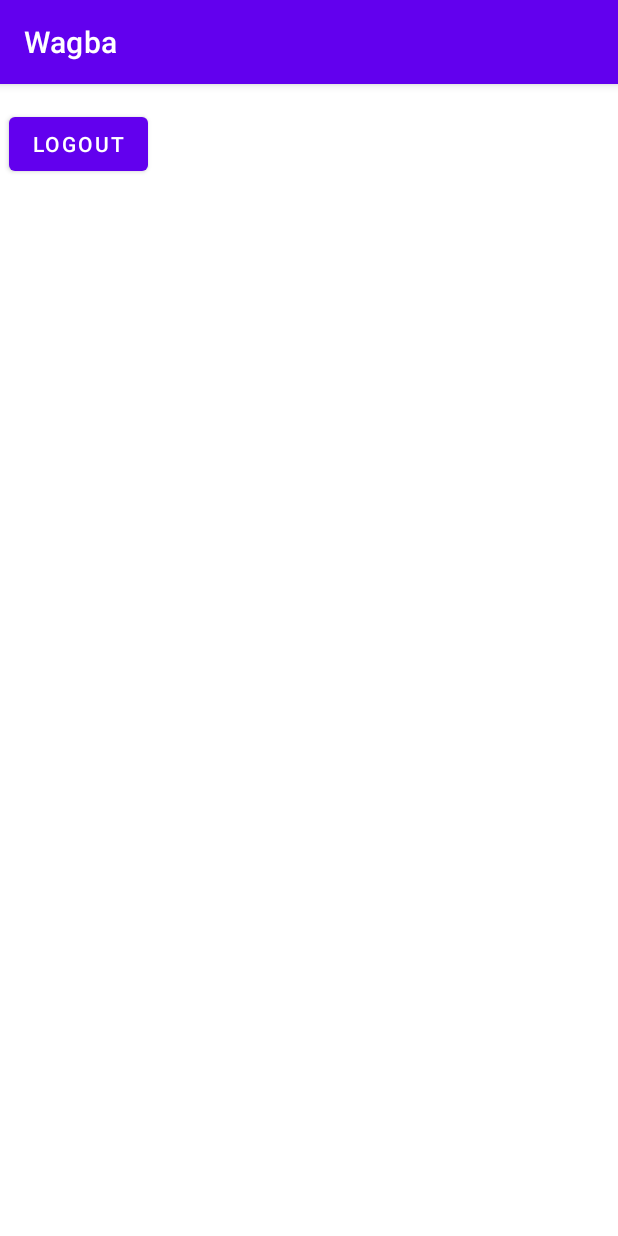
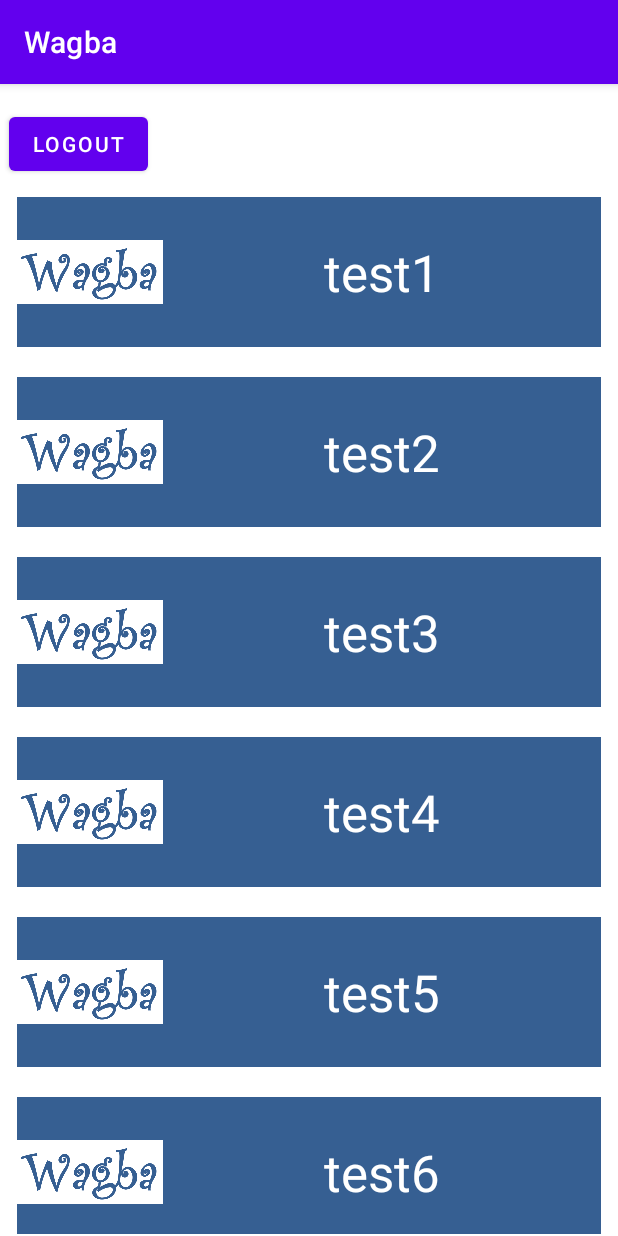
Before and after one commit to RemonEmad93/Wagba, an Android app: the screen it shows after launch once a user with an empty profile is signed in (MainActivity), on a phone screen of 412 x 824 dp. Run offline under Robolectric (Android 15) with nearby library versions, the phone set to English and light mode, and no system bars; our stand-ins replace Firebase (no records; nobody signed in at launch, a user with empty details on screens opened directly).

Commit message:
add recyclerview to MainActivity (no MVVM, no firebase)

```diff
--- /dev/null
+++ b/app/src/main/java/com/example/wagba/Restaurant.java
@@ -0,0 +1,28 @@
+package com.example.wagba;
+
+public class Restaurant {
+
+    String restaurantName;
+    int restaurantImage;
+
+    public Restaurant(String restaurantName, int restaurantImage) {
+        this.restaurantName = restaurantName;
+        this.restaurantImage = restaurantImage;
+    }
+
+    public void setRestaurantName(String restaurantName) {
+        this.restaurantName = restaurantName;
+    }
+
+    public void setRestaurantImage(int restaurantImage) {
+        this.restaurantImage = restaurantImage;
+    }
+
+    public String getRestaurantName() {
+        return restaurantName;
+    }
+
+    public int getRestaurantImage() {
+        return restaurantImage;
+    }
+}
--- /dev/null
+++ b/app/src/main/java/com/example/wagba/RestaurantAdapter.java
@@ -0,0 +1,59 @@
+package com.example.wagba;
+
+import android.content.Context;
+import android.view.LayoutInflater;
+import android.view.View;
+import android.view.ViewGroup;
+import android.widget.ImageView;
+import android.widget.TextView;
+
+import androidx.annotation.NonNull;
+import androidx.recyclerview.widget.RecyclerView;
+
+import java.util.ArrayList;
+
+public class RestaurantAdapter extends RecyclerView.Adapter<RestaurantAdapter.RestaurantViewHolder> {
+
+    Context context;
+    ArrayList<Restaurant> restaurantArrayList;
+
+    public RestaurantAdapter(Context context, ArrayList<Restaurant> restaurantArrayList) {
+        this.context = context;
+        this.restaurantArrayList = restaurantArrayList;
+    }
+
+    @NonNull
+    @Override
+    public RestaurantViewHolder onCreateViewHolder(@NonNull ViewGroup parent, int viewType) {
+
+        View view= LayoutInflater.from(context).inflate(R.layout.restaurant_item,parent,false);
+
+        return new RestaurantViewHolder(view);
+    }
+
+    @Override
+    public void onBindViewHolder(@NonNull RestaurantViewHolder holder, int position) {
+        Restaurant restaurant=restaurantArrayList.get(position);
+        holder.resName.setText(restaurant.getRestaurantName());
+        holder.resImage.setImageResource(restaurant.getRestaurantImage());
+    }
+
+    @Override
+    public int getItemCount() {
+        return restaurantArrayList.size();
+    }
+
+    public static class RestaurantViewHolder extends RecyclerView.ViewHolder{
+
+        TextView resName;
+        ImageView resImage;
+
+        public RestaurantViewHolder(@NonNull View itemView) {
+            super(itemView);
+
+            resName= itemView.findViewById(R.id.restaurantItemName);
+            resImage= itemView.findViewById(R.id.restaurantItemImage);
+
+        }
+    }
+}
--- a/app/src/main/java/com/example/wagba/view/MainActivity.java
+++ b/app/src/main/java/com/example/wagba/view/MainActivity.java
@@ -3,6 +3,8 @@ package com.example.wagba.view;
 import androidx.appcompat.app.AppCompatActivity;
 import androidx.lifecycle.Observer;
 import androidx.lifecycle.ViewModelProvider;
+import androidx.recyclerview.widget.LinearLayoutManager;
+import androidx.recyclerview.widget.RecyclerView;
 
 import android.content.Intent;
 import android.os.Bundle;
@@ -12,10 +14,16 @@ import android.widget.TextView;
 import android.widget.Toast;
 
 import com.example.wagba.R;
+import com.example.wagba.Restaurant;
+import com.example.wagba.RestaurantAdapter;
 import com.example.wagba.databinding.ActivityMainBinding;
 import com.example.wagba.viewmodel.LogOutViewModel;
 import com.google.firebase.auth.FirebaseAuth;
 import com.google.firebase.auth.FirebaseUser;
+import com.google.firebase.database.DatabaseReference;
+import com.google.firebase.database.FirebaseDatabase;
+
+import java.util.ArrayList;
 
 public class MainActivity extends AppCompatActivity {
 
@@ -26,6 +34,12 @@ public class MainActivity extends AppCompatActivity {
 //    FirebaseDatabase database;
     Intent loginInt;
 //    DatabaseReference myRef;
+
+//    RecyclerView recyclerView;
+    RestaurantAdapter restaurantAdapter;
+    ArrayList<Restaurant> restaurantList;
+
+
 
     TextView b1;
 
@@ -57,6 +71,25 @@ public class MainActivity extends AppCompatActivity {
 //
 //        myRef.setValue("database connected");
 
+
+        binding.RestaurantRecyclerView.setHasFixedSize(true);
+        binding.RestaurantRecyclerView.setLayoutManager(new LinearLayoutManager(this));
+
+        restaurantList= new ArrayList<>();
+        restaurantList.add(new Restaurant("test1",R.drawable.logo));
+        restaurantList.add(new Restaurant("test2",R.drawable.logo));
+        restaurantList.add(new Restaurant("test3",R.drawable.logo));
+        restaurantList.add(new Restaurant("test4",R.drawable.logo));
+        restaurantList.add(new Restaurant("test5",R.drawable.logo));
+        restaurantList.add(new Restaurant("test6",R.drawable.logo));
+        restaurantList.add(new Restaurant("test7",R.drawable.logo));
+        restaurantList.add(new Restaurant("test8",R.drawable.logo));
+        restaurantList.add(new Restaurant("test9",R.drawable.logo));
+        restaurantList.add(new Restaurant("test10",R.drawable.logo));
+
+        restaurantAdapter= new RestaurantAdapter(this, restaurantList);
+        binding.RestaurantRecyclerView.setAdapter(restaurantAdapter);
+
         binding.logoutButton.setOnClickListener(new View.OnClickListener() {
             @Override
             public void onClick(View view) {
--- a/app/src/main/res/layout/activity_main.xml
+++ b/app/src/main/res/layout/activity_main.xml
@@ -12,9 +12,24 @@
         android:layout_height="wrap_content"
         android:layout_marginStart="6dp"
         android:layout_marginTop="16dp"
+        android:layout_marginBottom="1dp"
         android:text="@string/logout"
+        app:layout_constraintBottom_toTopOf="@+id/RestaurantRecyclerView"
         app:layout_constraintStart_toStartOf="parent"
         app:layout_constraintTop_toTopOf="parent" />
 
+    <androidx.recyclerview.widget.RecyclerView
+        android:id="@+id/RestaurantRecyclerView"
+        android:layout_width="0dp"
+        android:layout_height="0dp"
+        android:layout_marginStart="1dp"
+        android:layout_marginEnd="1dp"
+        android:layout_marginBottom="1dp"
+        tools:listitem="@layout/restaurant_item"
+        app:layout_constraintBottom_toBottomOf="parent"
+        app:layout_constraintEnd_toEndOf="parent"
+        app:layout_constraintStart_toStartOf="parent"
+        app:layout_constraintTop_toBottomOf="@+id/logoutButton" />
+
 
 </androidx.constraintlayout.widget.ConstraintLayout>
--- /dev/null
+++ b/app/src/main/res/layout/restaurant_item.xml
@@ -0,0 +1,29 @@
+<?xml version="1.0" encoding="utf-8"?>
+<LinearLayout xmlns:android="http://schemas.android.com/apk/res/android"
+    xmlns:app="http://schemas.android.com/apk/res-auto"
+    xmlns:tools="http://schemas.android.com/tools"
+    android:background="@color/dark_blue"
+    android:layout_margin="10dp"
+    android:layout_width="match_parent"
+    android:layout_height="wrap_content">
+
+
+    <ImageView
+        android:id="@+id/restaurantItemImage"
+        android:layout_width="0dp"
+        android:layout_height="100dp"
+        android:layout_weight="1"
+        tools:srcCompat="@tools:sample/avatars" />
+
+    <TextView
+        android:id="@+id/restaurantItemName"
+        android:layout_width="0dp"
+        android:layout_height="match_parent"
+        android:layout_weight="3"
+        android:fontFamily="sans-serif-thin"
+        android:gravity="center"
+        android:text="TextView"
+        android:textColor="@color/white"
+        android:textSize="34sp"
+        android:textStyle="bold" />
+</LinearLayout>
```
